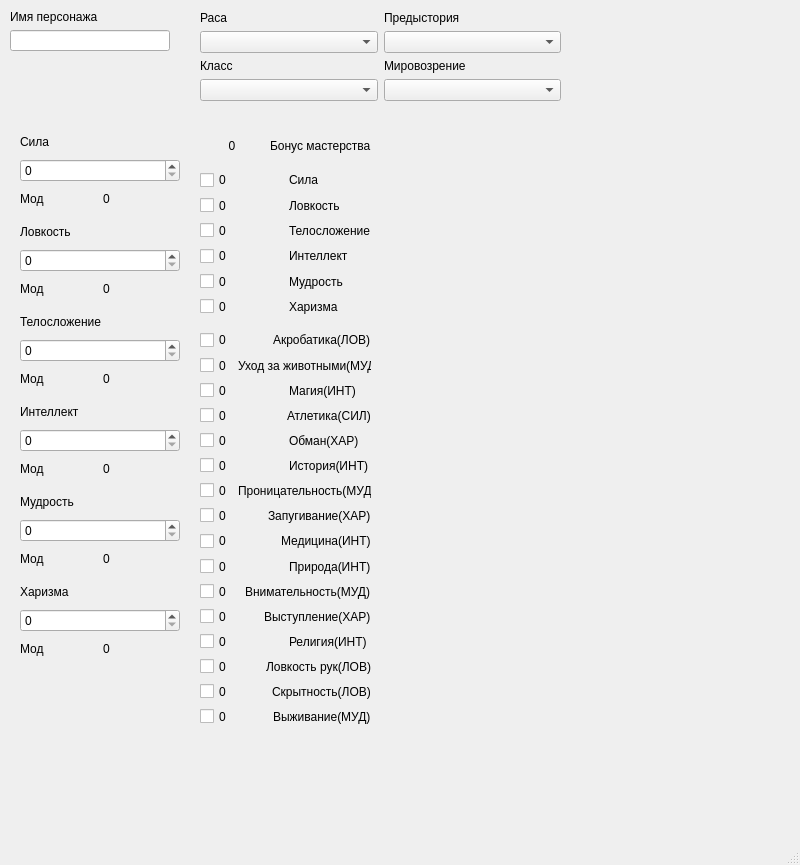
Before: the Qt Designer form data/CharacterSheet.ui in ruziegel/DND5ECS, drawn with Qt 5.
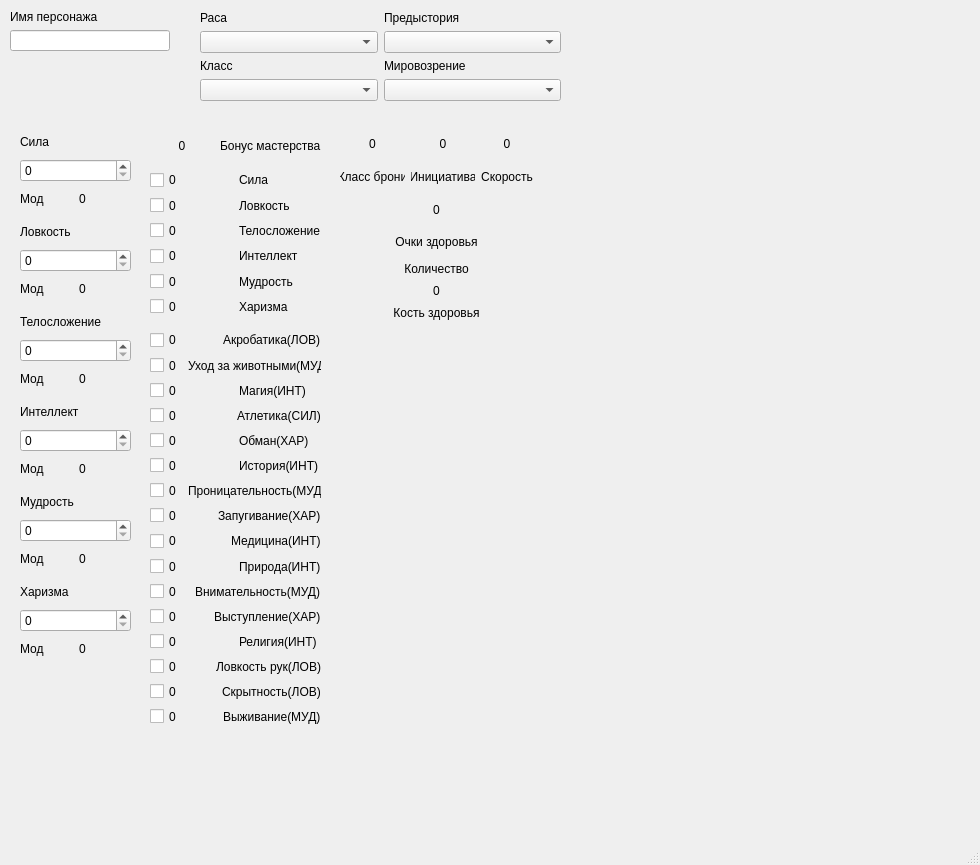
After: the same form once the commit is applied.

Commit message: Сделал UI главного окна, добавил немного полей в Создание персонажа

Diff of the .ui file:
```diff
--- a/data/CharacterSheet.ui
+++ b/data/CharacterSheet.ui
@@ -6,7 +6,7 @@
    <rect>
     <x>0</x>
     <y>0</y>
-    <width>800</width>
+    <width>980</width>
     <height>865</height>
    </rect>
   </property>
@@ -109,7 +109,7 @@
      <rect>
       <x>20</x>
       <y>130</y>
-      <width>160</width>
+      <width>111</width>
       <height>80</height>
      </rect>
     </property>
@@ -149,7 +149,7 @@
      <rect>
       <x>20</x>
       <y>220</y>
-      <width>160</width>
+      <width>111</width>
       <height>80</height>
      </rect>
     </property>
@@ -189,7 +189,7 @@
      <rect>
       <x>20</x>
       <y>310</y>
-      <width>160</width>
+      <width>111</width>
       <height>80</height>
      </rect>
     </property>
@@ -229,7 +229,7 @@
      <rect>
       <x>20</x>
       <y>400</y>
-      <width>160</width>
+      <width>111</width>
       <height>80</height>
      </rect>
     </property>
@@ -269,7 +269,7 @@
      <rect>
       <x>20</x>
       <y>490</y>
-      <width>160</width>
+      <width>111</width>
       <height>80</height>
      </rect>
     </property>
@@ -309,7 +309,7 @@
      <rect>
       <x>20</x>
       <y>580</y>
-      <width>160</width>
+      <width>111</width>
       <height>80</height>
      </rect>
     </property>
@@ -347,7 +347,7 @@
    <widget class="QWidget" name="horizontalLayoutWidget_3">
     <property name="geometry">
      <rect>
-      <x>200</x>
+      <x>150</x>
       <y>130</y>
       <width>171</width>
       <height>31</height>
@@ -373,21 +373,10 @@
      </item>
     </layout>
    </widget>
-   <widget class="QWidget" name="verticalLayoutWidget_8">
-    <property name="geometry">
-     <rect>
-      <x>500</x>
-      <y>190</y>
-      <width>160</width>
-      <height>80</height>
-     </rect>
-    </property>
-    <layout class="QVBoxLayout" name="verticalLayout_13"/>
-   </widget>
    <widget class="QWidget" name="verticalLayoutWidget_9">
     <property name="geometry">
      <rect>
-      <x>200</x>
+      <x>150</x>
       <y>170</y>
       <width>171</width>
       <height>146</height>
@@ -507,7 +496,7 @@
    <widget class="QWidget" name="verticalLayoutWidget_10">
     <property name="geometry">
      <rect>
-      <x>200</x>
+      <x>150</x>
       <y>330</y>
       <width>171</width>
       <height>396</height>
@@ -804,6 +793,152 @@
      </item>
     </layout>
    </widget>
+   <widget class="QWidget" name="verticalLayoutWidget_15">
+    <property name="geometry">
+     <rect>
+      <x>340</x>
+      <y>130</y>
+      <width>193</width>
+      <height>191</height>
+     </rect>
+    </property>
+    <layout class="QVBoxLayout" name="verticalLayout_19">
+     <item>
+      <layout class="QHBoxLayout" name="horizontalLayout_5">
+       <item>
+        <layout class="QVBoxLayout" name="verticalLayout_10">
+         <item>
+          <widget class="QLabel" name="ACLabel">
+           <property name="text">
+            <string>0</string>
+           </property>
+           <property name="alignment">
+            <set>Qt::AlignCenter</set>
+           </property>
+          </widget>
+         </item>
+         <item>
+          <widget class="QLabel" name="label_5">
+           <property name="text">
+            <string>Класс брони</string>
+           </property>
+           <property name="alignment">
+            <set>Qt::AlignCenter</set>
+           </property>
+          </widget>
+         </item>
+        </layout>
+       </item>
+       <item>
+        <layout class="QVBoxLayout" name="verticalLayout_13">
+         <item>
+          <widget class="QLabel" name="InitiativeLabel">
+           <property name="text">
+            <string>0</string>
+           </property>
+           <property name="alignment">
+            <set>Qt::AlignCenter</set>
+           </property>
+          </widget>
+         </item>
+         <item>
+          <widget class="QLabel" name="label_8">
+           <property name="text">
+            <string>Инициатива</string>
+           </property>
+           <property name="alignment">
+            <set>Qt::AlignCenter</set>
+           </property>
+          </widget>
+         </item>
+        </layout>
+       </item>
+       <item>
+        <layout class="QVBoxLayout" name="verticalLayout_16">
+         <item>
+          <widget class="QLabel" name="SpeedLabel">
+           <property name="text">
+            <string>0</string>
+           </property>
+           <property name="alignment">
+            <set>Qt::AlignCenter</set>
+           </property>
+          </widget>
+         </item>
+         <item>
+          <widget class="QLabel" name="label_10">
+           <property name="text">
+            <string>Скорость</string>
+           </property>
+           <property name="alignment">
+            <set>Qt::AlignCenter</set>
+           </property>
+          </widget>
+         </item>
+        </layout>
+       </item>
+      </layout>
+     </item>
+     <item>
+      <layout class="QVBoxLayout" name="verticalLayout_17">
+       <item>
+        <widget class="QLabel" name="HPLabel">
+         <property name="text">
+          <string>0</string>
+         </property>
+         <property name="alignment">
+          <set>Qt::AlignCenter</set>
+         </property>
+        </widget>
+       </item>
+       <item>
+        <widget class="QLabel" name="label_12">
+         <property name="text">
+          <string>Очки здоровья</string>
+         </property>
+         <property name="alignment">
+          <set>Qt::AlignCenter</set>
+         </property>
+        </widget>
+       </item>
+      </layout>
+     </item>
+     <item>
+      <layout class="QVBoxLayout" name="verticalLayout_18">
+       <item>
+        <widget class="QLabel" name="HitDiceTotalLabel">
+         <property name="text">
+          <string>Количество</string>
+         </property>
+         <property name="alignment">
+          <set>Qt::AlignCenter</set>
+         </property>
+        </widget>
+       </item>
+       <item>
+        <widget class="QLabel" name="HitDiceLabel">
+         <property name="text">
+          <string>0</string>
+         </property>
+         <property name="alignment">
+          <set>Qt::AlignCenter</set>
+         </property>
+        </widget>
+       </item>
+       <item>
+        <widget class="QLabel" name="label_11">
+         <property name="text">
+          <string>Кость здоровья</string>
+         </property>
+         <property name="alignment">
+          <set>Qt::AlignCenter</set>
+         </property>
+        </widget>
+       </item>
+      </layout>
+     </item>
+    </layout>
+   </widget>
   </widget>
   <widget class="QMenuBar" name="menubar">
    <property name="geometry">
```
Left out of the diff: 6 changed lines with no effect on the pictures. The commit also changes 5 other files.
